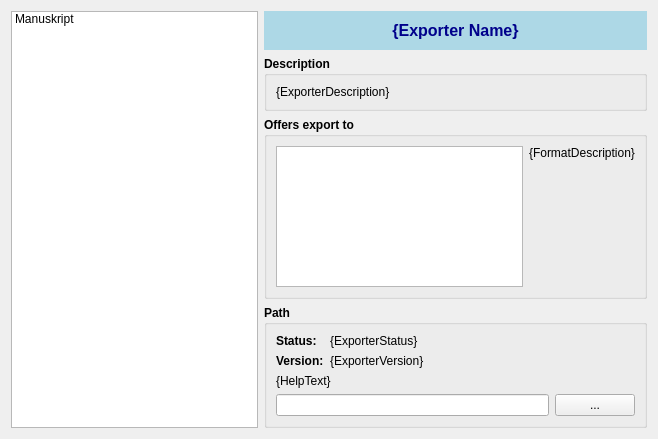
First picture: the form in manuskript/ui/exporters/exportersManager_ui.ui, repository olivierkes/manuskript, before the edit.
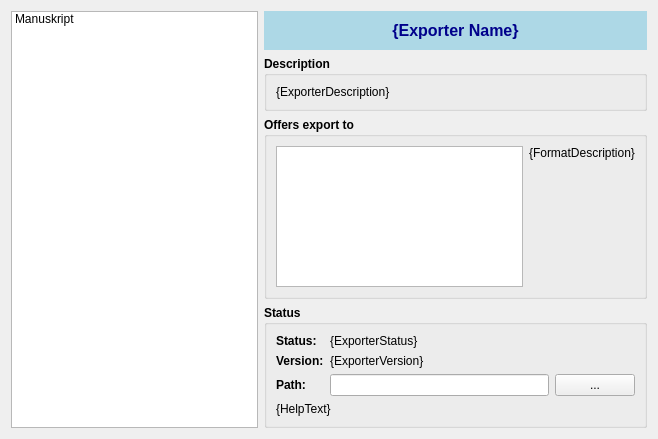
Second picture: the form after the edit.

Commit message: Exporter looking like something now

```diff
--- a/manuskript/ui/exporters/exportersManager_ui.ui
+++ b/manuskript/ui/exporters/exportersManager_ui.ui
@@ -183,10 +183,8 @@
          </font>
         </property>
         <property name="title">
-         <string>Path</string>
+         <string>Status</string>
         </property>
-        <layout class="QVBoxLayout" name="verticalLayout_2">
-         <item>
           <layout class="QFormLayout" name="formLayout">
            <item row="0" column="0">
             <widget class="QLabel" name="label_2">
@@ -231,28 +229,14 @@
              </property>
             </widget>
            </item>
-          </layout>
-         </item>
-         <item>
-          <widget class="QLabel" name="lblHelpText">
-           <property name="font">
-            <font>
-             <weight>50</weight>
-             <bold>false</bold>
-            </font>
-           </property>
+         <item row="3" column="0">
+          <widget class="QLabel" name="label">
            <property name="text">
-            <string>{HelpText}</string>
-           </property>
-           <property name="wordWrap">
-            <bool>true</bool>
-           </property>
-           <property name="textInteractionFlags">
-            <set>Qt::LinksAccessibleByMouse|Qt::TextSelectableByMouse</set>
+            <string>Path:</string>
            </property>
           </widget>
          </item>
-         <item>
+         <item row="3" column="1">
           <layout class="QHBoxLayout" name="horizontalLayout_2">
            <item>
             <widget class="QLineEdit" name="txtPath">
@@ -279,6 +263,25 @@
            </item>
           </layout>
          </item>
+         <item row="4" column="0" colspan="2">
+          <widget class="QLabel" name="lblHelpText">
+           <property name="font">
+            <font>
+             <weight>50</weight>
+             <bold>false</bold>
+            </font>
+           </property>
+           <property name="text">
+            <string>{HelpText}</string>
+           </property>
+           <property name="wordWrap">
+            <bool>true</bool>
+           </property>
+           <property name="textInteractionFlags">
+            <set>Qt::LinksAccessibleByMouse|Qt::TextSelectableByMouse</set>
+           </property>
+          </widget>
+         </item>
         </layout>
        </widget>
       </item>
```
Lines whose indentation alone changed are shown as unchanged. The commit also changes 12 other files.
